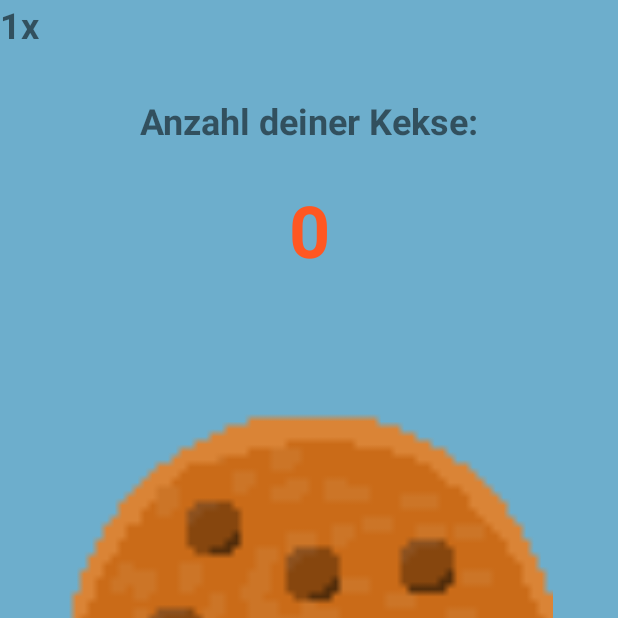
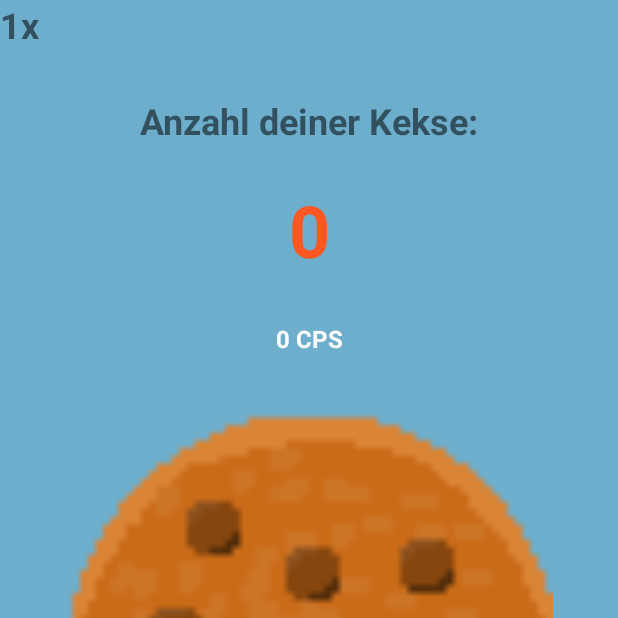
Before and after one commit to thoredev/CookieClicker, an Android app: the GameActivity screen opened directly, with no data from a screen before it, on a phone screen of 412 x 824 dp, the top half of it. Run offline under Robolectric (Android 15) with nearby library versions, the light colour scheme and no system bars; our stand-ins replace navigation-ui.

Commit message:
CPS Anzeige hinzugefügt

```diff
--- a/app/src/main/java/de/thore_dev/cookieclicker/GameActivity.java
+++ b/app/src/main/java/de/thore_dev/cookieclicker/GameActivity.java
@@ -27,11 +27,14 @@ public class GameActivity extends AppCompatActivity {
 
     static boolean activitySwitch;
 
+    //Anzahl der geklickten Cookies in einer Sekunde
+    static int userClicks;
+
     static Timer t;
 
     static GameState gameState;
 
-    public void initTimer(TextView tv){
+    public void initTimer(TextView tv, TextView tv2){
         if(t == null) {
             t = new Timer();
             t.scheduleAtFixedRate(new TimerTask() {
@@ -42,6 +45,8 @@ public class GameActivity extends AppCompatActivity {
                         @Override
                         public void run() {
                             tv.setText(Integer.toString(gameState.getCcount()));
+                            tv2.setText(gameState.getClickspersecond()+userClicks + " CPS");
+                            userClicks = 0;
                         }
                     });
 
@@ -67,7 +72,8 @@ public class GameActivity extends AppCompatActivity {
     public void onResume(){
         super.onResume();
         TextView tv = findViewById(R.id.textView2);
-        initTimer(tv);
+        TextView tv2 = findViewById(R.id.textView8);
+        initTimer(tv, tv2);
     }
 
     @SuppressLint("ClickableViewAccessibility")
@@ -105,6 +111,7 @@ public class GameActivity extends AppCompatActivity {
 
                     //Prüfe ob Keks angeklickt
                     if(d<=m_x) {
+                        userClicks++;
                         button.setImageDrawable(getResources().getDrawable(R.drawable.cookie_dark));
                         gameState.incCcount(gameState.getMultiplier());
                         tv.setText(Integer.toString(gameState.getCcount()));
--- a/app/src/main/res/layout/activity_game.xml
+++ b/app/src/main/res/layout/activity_game.xml
@@ -103,4 +103,21 @@
             android:textStyle="bold" />
     </FrameLayout>
 
+    <TextView
+        android:id="@+id/textView8"
+        android:layout_width="wrap_content"
+        android:layout_height="wrap_content"
+        android:layout_marginStart="8dp"
+        android:layout_marginTop="8dp"
+        android:layout_marginEnd="8dp"
+        android:layout_marginBottom="8dp"
+        android:text="0 CPS"
+        android:textColor="@color/white"
+        android:textSize="16sp"
+        android:textStyle="bold"
+        app:layout_constraintBottom_toTopOf="@+id/button"
+        app:layout_constraintEnd_toEndOf="parent"
+        app:layout_constraintStart_toStartOf="parent"
+        app:layout_constraintTop_toBottomOf="@+id/textView2" />
+
 </androidx.constraintlayout.widget.ConstraintLayout>
```
